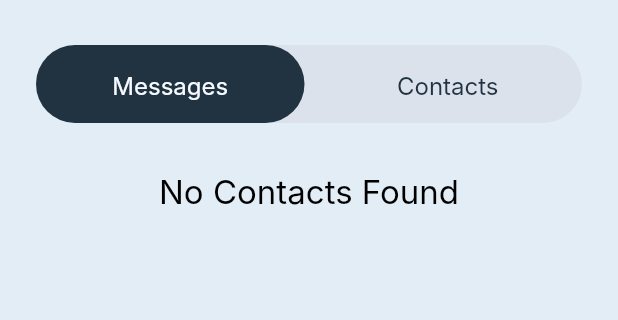
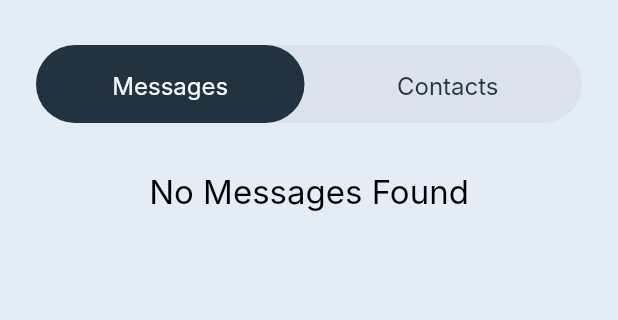
Before and after one commit to yashrajillusion/Social_Chat_Java_Server, a Flutter app: the HomeChatsScreen screen opened directly, on a phone screen of 412 x 824 dp, the part 141-461 px from its top. Run offline on Flutter 3.47's test engine with Material 2 defaults, Android fonts, the phone set to English and light mode, and no system bars; our stand-ins replace flutter_riverpod, flutter_svg, logger, lottie, shared_preferences, socket_io_client; accounts and stored records are empty; network calls fail; Roboto replaces fonts that are missing (Inter).

Commit message:
fixed message send isuue

```diff
--- a/client/lib/infrastructure/commons/constants/api_constants.dart
+++ b/client/lib/infrastructure/commons/constants/api_constants.dart
@@ -1,5 +1,5 @@
 class ApiConstants {
   static const int defaultTimeout = 20;
-  // static const String baseUrl = 'https://social-chat.onrender.com';
-  static const String baseUrl = 'http://localhost:3001';
+  static const String baseUrl = 'https://social-chat.onrender.com';
+  // static const String baseUrl = 'http://localhost:3001';
 }
--- a/client/lib/infrastructure/providers/onboarding_provider/onboarding_provider.dart
+++ b/client/lib/infrastructure/providers/onboarding_provider/onboarding_provider.dart
@@ -14,6 +14,7 @@ import 'package:chat_app/infrastructure/models/response/login_account_response_m
 import 'package:chat_app/infrastructure/models/response/send_message_response_modal.dart';
 import 'package:chat_app/infrastructure/sharedprefs/sharedprefs.dart';
 import 'package:chat_app/ui/common/custom_loading/custom_loading.dart';
+import 'package:chat_app/ui/common/snackbar/snackbar.dart';
 import 'package:chat_app/ui/screens/home_screens/home_chats_screen.dart';
 import 'package:flutter/material.dart';
 import 'package:flutter_riverpod/flutter_riverpod.dart';
@@ -89,6 +90,8 @@ class OnboardingProvider extends ChangeNotifier {
       case APIStatus.ERROR:
         CustomLoading.progressDialog(isLoading: false, context: context);
         Logger().d("Api fail on create account ");
+        CommonErrorResponseModel signUpErrorResponseModel = CommonErrorResponseModel.fromJson(response.data);
+        showSnackbar(context, Colors.red, signUpErrorResponseModel.message);
         // CommonErrorResponseModel signUpErrorResponseModel = CommonErrorResponseModel.fromJson(response.data);
         notifyListeners();
         break;
@@ -128,7 +131,8 @@ class OnboardingProvider extends ChangeNotifier {
       case APIStatus.ERROR:
         CustomLoading.progressDialog(isLoading: false, context: context);
         Logger().d("Api fail on confirm code ");
-        // CommonErrorResponseModel signUpErrorResponseModel = CommonErrorResponseModel.fromJson(response.data);
+        CommonErrorResponseModel signUpErrorResponseModel = CommonErrorResponseModel.fromJson(response.data);
+        showSnackbar(context, Colors.red, signUpErrorResponseModel.message);
         notifyListeners();
         break;
     }
--- a/client/lib/main.dart
+++ b/client/lib/main.dart
@@ -1,5 +1,4 @@
 import 'package:chat_app/ui/screens/splash_screen.dart';
-import 'package:flutter/foundation.dart';
 import 'package:flutter/material.dart';
 import 'package:flutter_riverpod/flutter_riverpod.dart';
 
--- a/client/lib/ui/screens/home_screens/common/chat_homescreen_tile.dart
+++ b/client/lib/ui/screens/home_screens/common/chat_homescreen_tile.dart
@@ -41,15 +41,12 @@ class _ChatHomeScreenTileState extends State<ChatHomeScreenTile> {
                 color: const Color(0xFF213241),
                 borderRadius: BorderRadius.circular(100),
               ),
-              child: Container(
-                // padding: const EdgeInsets.only(left: 4),
               child: Center(
                 child: CommonAppText(
                   title: widget.firstCharAvatar,
                   fontSize: 20,
                   lineHeight: 0,
                   titleColor: Colors.white,
-                  ),
                 ),
               ),
             ),
--- a/client/lib/ui/screens/home_screens/common/switching_capsule.dart
+++ b/client/lib/ui/screens/home_screens/common/switching_capsule.dart
@@ -23,6 +23,7 @@ class _SwitchingCapsuleState extends ConsumerState<SwitchingCapsule> {
           Expanded(
             child: GestureDetector(
               onTap: () {
+                ref.read(onboardingProvider).getAllUsersById(ref.watch(onboardingProvider).chatId);
                 homeProviderRead.setIsMessgaes(true);
               },
               child: Container(
--- a/client/lib/ui/screens/home_screens/home_chats_screen.dart
+++ b/client/lib/ui/screens/home_screens/home_chats_screen.dart
@@ -1,5 +1,3 @@
-import 'dart:developer';
-
 import 'package:chat_app/infrastructure/providers/provider_registration.dart';
 import 'package:chat_app/ui/common/common_app_text/common_app_text.dart';
 import 'package:chat_app/ui/screens/chat_screen/chat_screen.dart';
@@ -43,7 +41,6 @@ class _HomeChatsScreenState extends ConsumerState<HomeChatsScreen> {
                             itemCount: onBoardingProviderWatch.allUsersbyIdDataList.length,
                             itemBuilder: (context, i) {
                               var data = onBoardingProviderWatch.allUsersbyIdDataList[i];
-                              inspect(data);
                               return ChatHomeScreenTile(
                                 firstCharAvatar: data.isGroupChat!
                                     ? data.chatName![0]
@@ -82,11 +79,9 @@ class _HomeChatsScreenState extends ConsumerState<HomeChatsScreen> {
                               );
                             },
                           )
-                        : Container(
-                            child: CommonAppText(
-                              title: "No Contacts Found",
-                              fontSize: 22,
-                            ),
+                        : const CommonAppText(
+                            title: "No Messages Found",
+                            fontSize: 22,
                           ),
                   )
                 : Expanded(
@@ -115,17 +110,15 @@ class _HomeChatsScreenState extends ConsumerState<HomeChatsScreen> {
                                                 avatarName: data?.firstName?[0].toUpperCase() ?? '',
                                                 subTitle: '',
                                                 title: '${data?.firstName} ${data?.lastName}',
-                                                members: [],
+                                                members: const [],
                                               )));
                                 },
                               );
                             },
                           )
-                        : Container(
-                            child: CommonAppText(
-                              title: "No Contacts Found",
-                              fontSize: 22,
-                            ),
+                        : const CommonAppText(
+                            title: "No Contacts Found",
+                            fontSize: 22,
                           ),
                   )
             // : Container(
--- a/client/lib/ui/screens/onboarding_screens/common/login_user_container.dart
+++ b/client/lib/ui/screens/onboarding_screens/common/login_user_container.dart
@@ -82,7 +82,7 @@ class _LoginUserContainerState extends ConsumerState<LoginUserContainer> {
                     SvgPicture.asset("assets/images/next_icon.svg"),
                     const SizedBox(width: 8),
                     const CommonAppText(
-                      title: "Register",
+                      title: "Login",
                       fontSize: 14,
                       fontWeight: FontWeight.w600,
                       titleColor: Color(0xFFFFFFFF),
@@ -102,7 +102,7 @@ class _LoginUserContainerState extends ConsumerState<LoginUserContainer> {
                       ..onTap = () {
                         ref.read(onboardingProvider).setIsLogin(false);
                       },
-                    text: "LogIn",
+                    text: "Register",
                     style: const TextStyle(fontWeight: FontWeight.w600),
                   ),
                 ],
--- a/client/lib/ui/screens/settings_page/home_setting_page.dart
+++ b/client/lib/ui/screens/settings_page/home_setting_page.dart
@@ -95,7 +95,7 @@ class _HomeSettingPageState extends State<HomeSettingPage> {
               icon: 'assets/images/logout_icon.svg',
               onTap: () {
                 SharedPrefs.clearAllPref();
-                Navigator.push(context, MaterialPageRoute(builder: (context) => SplashScreen()));
+                Navigator.push(context, MaterialPageRoute(builder: (context) => const SplashScreen()));
               }),
         ],
       ),
```
Also changed, not shown: client/lib/ui/common/snackbar/snackbar.dart (added, +17 -0 lines), client/lib/ui/screens/chat_screen/chat_screen.dart (+7 -3 lines), 1 other file. Lines whose indentation alone changed are shown as unchanged.
